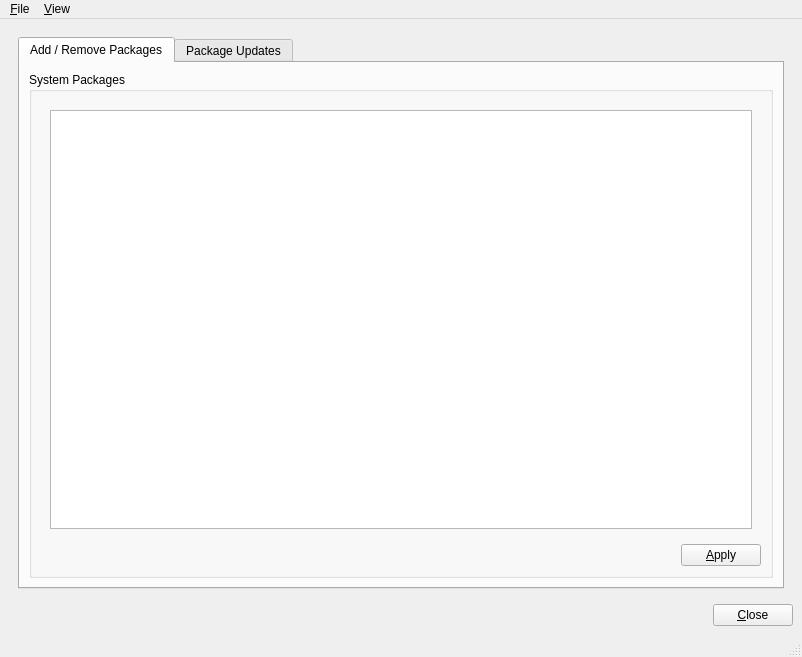
First picture: the form in src-qt4/pc-pkgmanager/mainWin.ui, repository trueos/pcbsd, before the edit.
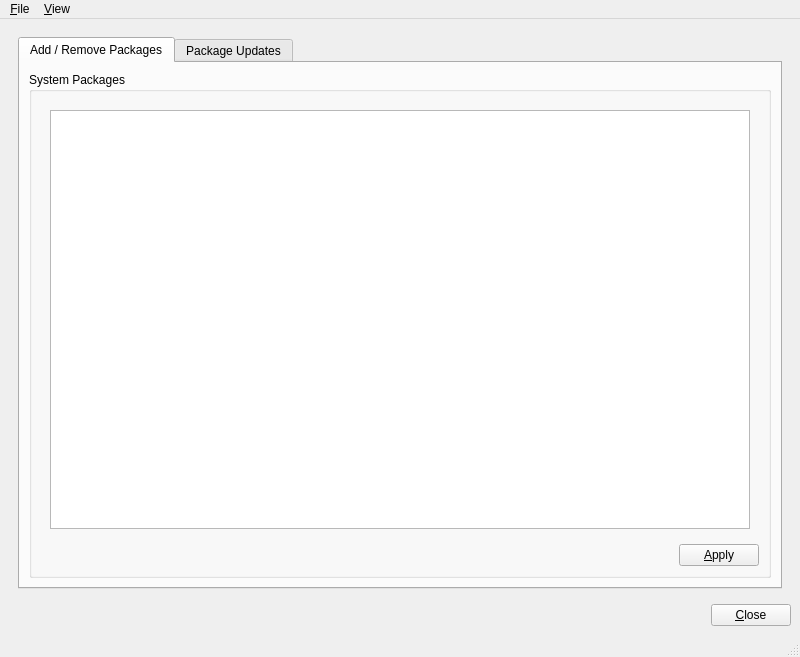
Second picture: the form after the edit. Icons and pictures are not drawn.

```diff
--- a/src-qt4/pc-pkgmanager/mainWin.ui
+++ b/src-qt4/pc-pkgmanager/mainWin.ui
@@ -6,8 +6,8 @@
    <rect>
     <x>0</x>
     <y>0</y>
-    <width>802</width>
-    <height>643</height>
+    <width>800</width>
+    <height>641</height>
    </rect>
   </property>
   <property name="windowTitle">
@@ -392,8 +392,8 @@
     <rect>
      <x>0</x>
      <y>0</y>
-     <width>802</width>
-     <height>25</height>
+     <width>800</width>
+     <height>21</height>
     </rect>
    </property>
    <widget class="QMenu" name="menu_File">
```
Left out of the diff: 4 changed lines with no effect on the pictures.
